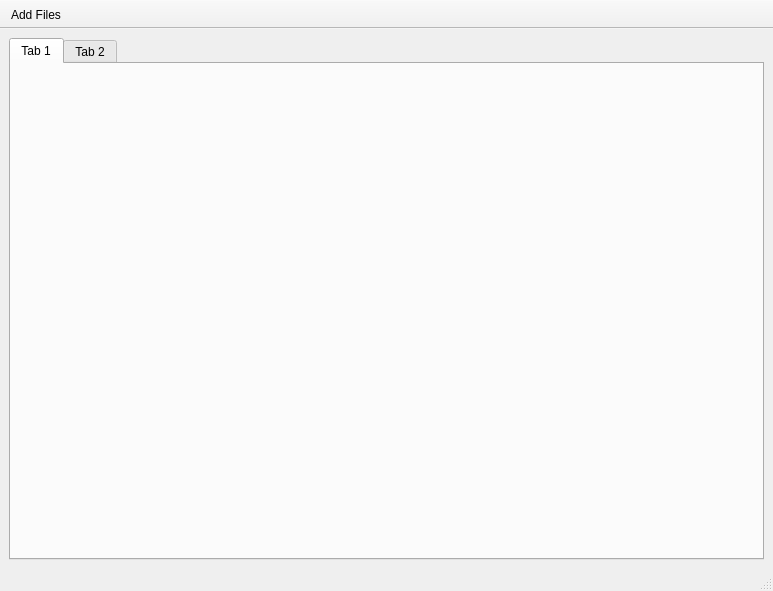
This is gui.ui in Vlada60/vl as Qt 5 draws it before an edit. The edited form follows.
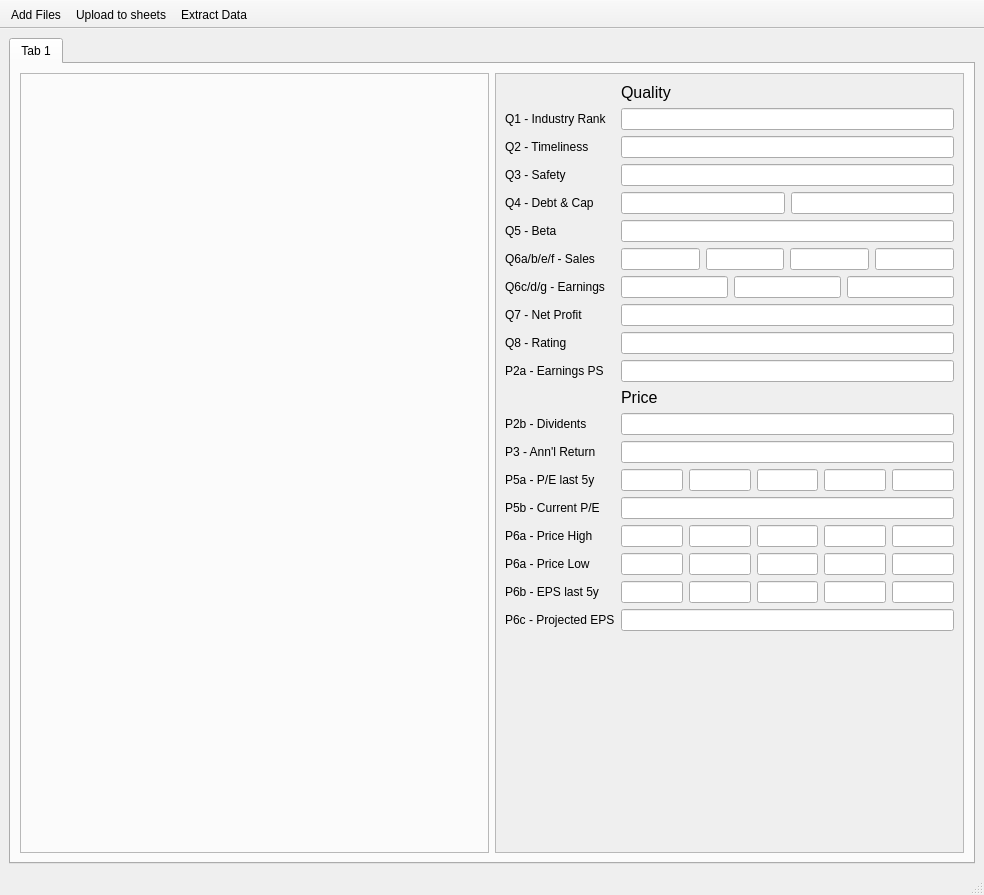
This is the edited form. The open tabs and pages were chosen to show the change. Icons and pictures are not drawn.

Commit message: add values extracted from the pdf to ui

What changed in the file:
```diff
--- a/gui.ui
+++ b/gui.ui
@@ -6,8 +6,8 @@
    <rect>
     <x>0</x>
     <y>0</y>
-    <width>773</width>
-    <height>591</height>
+    <width>984</width>
+    <height>895</height>
    </rect>
   </property>
   <property name="windowTitle">
@@ -24,11 +24,348 @@
        <attribute name="title">
         <string>Tab 1</string>
        </attribute>
-      </widget>
-      <widget class="QWidget" name="tab_2">
-       <attribute name="title">
-        <string>Tab 2</string>
-       </attribute>
+       <layout class="QHBoxLayout" name="horizontalLayout">
+        <item>
+         <widget class="QFrame" name="frame">
+          <property name="frameShape">
+           <enum>QFrame::Shape::StyledPanel</enum>
+          </property>
+          <property name="frameShadow">
+           <enum>QFrame::Shadow::Raised</enum>
+          </property>
+         </widget>
+        </item>
+        <item>
+         <layout class="QVBoxLayout" name="verticalLayout_2">
+          <item>
+           <widget class="QScrollArea" name="scrollArea">
+            <property name="sizePolicy">
+             <sizepolicy hsizetype="Ignored" vsizetype="Ignored">
+              <horstretch>0</horstretch>
+              <verstretch>0</verstretch>
+             </sizepolicy>
+            </property>
+            <property name="widgetResizable">
+             <bool>true</bool>
+            </property>
+            <widget class="QWidget" name="scrollAreaWidgetContents_3">
+             <property name="geometry">
+              <rect>
+               <x>0</x>
+               <y>0</y>
+               <width>472</width>
+               <height>737</height>
+              </rect>
+             </property>
+             <layout class="QFormLayout" name="formLayout">
+              <property name="sizeConstraint">
+               <enum>QLayout::SizeConstraint::SetDefaultConstraint</enum>
+              </property>
+              <item row="2" column="0">
+               <widget class="QLabel" name="q1Label">
+                <property name="text">
+                 <string>Q1 - Industry Rank</string>
+                </property>
+               </widget>
+              </item>
+              <item row="2" column="1">
+               <widget class="QLineEdit" name="q1LineEdit"/>
+              </item>
+              <item row="3" column="0">
+               <widget class="QLabel" name="q2Label">
+                <property name="text">
+                 <string>Q2 - Timeliness</string>
+                </property>
+               </widget>
+              </item>
+              <item row="3" column="1">
+               <widget class="QLineEdit" name="q2LineEdit"/>
+              </item>
+              <item row="4" column="0">
+               <widget class="QLabel" name="q3Label">
+                <property name="text">
+                 <string>Q3 - Safety</string>
+                </property>
+               </widget>
+              </item>
+              <item row="4" column="1">
+               <widget class="QLineEdit" name="q3LineEdit"/>
+              </item>
+              <item row="5" column="0">
+               <widget class="QLabel" name="q4Label">
+                <property name="text">
+                 <string>Q4 - Debt &amp; Cap</string>
+                </property>
+               </widget>
+              </item>
+              <item row="5" column="1">
+               <layout class="QHBoxLayout" name="q4">
+                <item>
+                 <widget class="QLineEdit" name="q4aLineEdit"/>
+                </item>
+                <item>
+                 <widget class="QLineEdit" name="q4bLineEdit"/>
+                </item>
+               </layout>
+              </item>
+              <item row="6" column="0">
+               <widget class="QLabel" name="q5Label">
+                <property name="text">
+                 <string>Q5 - Beta</string>
+                </property>
+               </widget>
+              </item>
+              <item row="6" column="1">
+               <widget class="QLineEdit" name="q5LineEdit"/>
+              </item>
+              <item row="7" column="0">
+               <widget class="QLabel" name="q6abefLabel">
+                <property name="text">
+                 <string>Q6a/b/e/f - Sales</string>
+                </property>
+               </widget>
+              </item>
+              <item row="7" column="1">
+               <layout class="QHBoxLayout" name="q6ab">
+                <item>
+                 <widget class="QLineEdit" name="q6aLineEdit"/>
+                </item>
+                <item>
+                 <widget class="QLineEdit" name="q6bLineEdit"/>
+                </item>
+                <item>
+                 <widget class="QLineEdit" name="q6eLineEdit"/>
+                </item>
+                <item>
+                 <widget class="QLineEdit" name="q6fLineEdit"/>
+                </item>
+               </layout>
+              </item>
+              <item row="8" column="0">
+               <widget class="QLabel" name="q6cdgLabel">
+                <property name="text">
+                 <string>Q6c/d/g - Earnings</string>
+                </property>
+               </widget>
+              </item>
+              <item row="8" column="1">
+               <layout class="QHBoxLayout" name="q6cdg">
+                <item>
+                 <widget class="QLineEdit" name="q6cLineEdit"/>
+                </item>
+                <item>
+                 <widget class="QLineEdit" name="q6dLineEdit"/>
+                </item>
+                <item>
+                 <widget class="QLineEdit" name="q6gLineEdit"/>
+                </item>
+               </layout>
+              </item>
+              <item row="9" column="0">
+               <widget class="QLabel" name="q7Label">
+                <property name="text">
+                 <string>Q7 - Net Profit</string>
+                </property>
+               </widget>
+              </item>
+              <item row="9" column="1">
+               <widget class="QLineEdit" name="q7LineEdit"/>
+              </item>
+              <item row="10" column="0">
+               <widget class="QLabel" name="q8Label">
+                <property name="text">
+                 <string>Q8 - Rating</string>
+                </property>
+               </widget>
+              </item>
+              <item row="10" column="1">
+               <widget class="QLineEdit" name="q8LineEdit"/>
+              </item>
+              <item row="11" column="0">
+               <widget class="QLabel" name="p2aLabel">
+                <property name="text">
+                 <string>P2a - Earnings PS</string>
+                </property>
+               </widget>
+              </item>
+              <item row="11" column="1">
+               <widget class="QLineEdit" name="p2aLineEdit"/>
+              </item>
+              <item row="14" column="0">
+               <widget class="QLabel" name="p2bLabel">
+                <property name="text">
+                 <string>P2b - Dividents</string>
+                </property>
+               </widget>
+              </item>
+              <item row="14" column="1">
+               <widget class="QLineEdit" name="p2bLineEdit"/>
+              </item>
+              <item row="15" column="0">
+               <widget class="QLabel" name="p3Label">
+                <property name="text">
+                 <string>P3 - Ann'l Return</string>
+                </property>
+               </widget>
+              </item>
+              <item row="15" column="1">
+               <widget class="QLineEdit" name="p3LineEdit"/>
+              </item>
+              <item row="16" column="0">
+               <widget class="QLabel" name="p5aLabel">
+                <property name="text">
+                 <string>P5a - P/E last 5y</string>
+                </property>
+               </widget>
+              </item>
+              <item row="16" column="1">
+               <layout class="QHBoxLayout" name="p5a">
+                <item>
+                 <widget class="QLineEdit" name="p5aLineEdit_y1"/>
+                </item>
+                <item>
+                 <widget class="QLineEdit" name="p5aLineEdit_y2"/>
+                </item>
+                <item>
+                 <widget class="QLineEdit" name="p5aLineEdit_y3"/>
+                </item>
+                <item>
+                 <widget class="QLineEdit" name="p5aLineEdit_y4"/>
+                </item>
+                <item>
+                 <widget class="QLineEdit" name="p5aLineEdit_y5"/>
+                </item>
+               </layout>
+              </item>
+              <item row="17" column="0">
+               <widget class="QLabel" name="p5bLabel">
+                <property name="text">
+                 <string>P5b - Current P/E</string>
+                </property>
+               </widget>
+              </item>
+              <item row="17" column="1">
+               <widget class="QLineEdit" name="p5bLineEdit"/>
+              </item>
+              <item row="18" column="0">
+               <widget class="QLabel" name="p6aLabel">
+                <property name="text">
+                 <string>P6a - Price High</string>
+                </property>
+               </widget>
+              </item>
+              <item row="18" column="1">
+               <layout class="QHBoxLayout" name="p6a">
+                <item>
+                 <widget class="QLineEdit" name="p6aLineEdit_y1"/>
+                </item>
+                <item>
+                 <widget class="QLineEdit" name="p6aLineEdit_y2"/>
+                </item>
+                <item>
+                 <widget class="QLineEdit" name="p6aLineEdit_y3"/>
+                </item>
+                <item>
+                 <widget class="QLineEdit" name="p6aLineEdit_y4"/>
+                </item>
+                <item>
+                 <widget class="QLineEdit" name="p6aLineEdit_y5"/>
+                </item>
+               </layout>
+              </item>
+              <item row="19" column="0">
+               <widget class="QLabel" name="p6aLabelLow">
+                <property name="text">
+                 <string>P6a - Price Low</string>
+                </property>
+               </widget>
+              </item>
+              <item row="19" column="1">
+               <layout class="QHBoxLayout" name="p6a_low">
+                <item>
+                 <widget class="QLineEdit" name="p6aLineEdit_y1_low"/>
+                </item>
+                <item>
+                 <widget class="QLineEdit" name="p6aLineEdit_y2_low"/>
+                </item>
+                <item>
+                 <widget class="QLineEdit" name="p6aLineEdit_y3_low"/>
+                </item>
+                <item>
+                 <widget class="QLineEdit" name="p6aLineEdit_y4_low"/>
+                </item>
+                <item>
+                 <widget class="QLineEdit" name="p6aLineEdit_y5_low"/>
+                </item>
+               </layout>
+              </item>
+              <item row="20" column="0">
+               <widget class="QLabel" name="p6bLabel">
+                <property name="text">
+                 <string>P6b - EPS last 5y</string>
+                </property>
+               </widget>
+              </item>
+              <item row="20" column="1">
+               <layout class="QHBoxLayout" name="p6b">
+                <item>
+                 <widget class="QLineEdit" name="p6bLineEdit_y1"/>
+                </item>
+                <item>
+                 <widget class="QLineEdit" name="p6bLineEdit_y2"/>
+                </item>
+                <item>
+                 <widget class="QLineEdit" name="p6bLineEdit_y3"/>
+                </item>
+                <item>
+                 <widget class="QLineEdit" name="p6bLineEdit_y4"/>
+                </item>
+                <item>
+                 <widget class="QLineEdit" name="p6bLineEdit_y5"/>
+                </item>
+               </layout>
+              </item>
+              <item row="21" column="0">
+               <widget class="QLabel" name="p6cLabel">
+                <property name="text">
+                 <string>P6c - Projected EPS</string>
+                </property>
+               </widget>
+              </item>
+              <item row="21" column="1">
+               <widget class="QLineEdit" name="p6cLineEdit"/>
+              </item>
+              <item row="1" column="1">
+               <widget class="QLabel" name="label">
+                <property name="font">
+                 <font>
+                  <pointsize>12</pointsize>
+                 </font>
+                </property>
+                <property name="text">
+                 <string>Quality</string>
+                </property>
+               </widget>
+              </item>
+              <item row="13" column="1">
+               <widget class="QLabel" name="label_2">
+                <property name="font">
+                 <font>
+                  <pointsize>12</pointsize>
+                 </font>
+                </property>
+                <property name="text">
+                 <string>Price</string>
+                </property>
+               </widget>
+              </item>
+             </layout>
+            </widget>
+           </widget>
+          </item>
+         </layout>
+        </item>
+       </layout>
       </widget>
      </widget>
     </item>
@@ -49,6 +386,9 @@
    <property name="windowTitle">
     <string>toolBar</string>
    </property>
+   <property name="autoFillBackground">
+    <bool>false</bool>
+   </property>
    <property name="movable">
     <bool>false</bool>
    </property>
@@ -59,6 +399,8 @@
     <bool>false</bool>
    </attribute>
    <addaction name="actionAdd_Files"/>
+   <addaction name="actionUpload_to_sheets"/>
+   <addaction name="actionExtract_Data"/>
   </widget>
   <action name="actionAdd_Files">
    <property name="checkable">
@@ -86,6 +428,31 @@
     <bool>true</bool>
    </property>
   </action>
+  <action name="actionUpload_to_sheets">
+   <property name="icon">
+    <iconset theme="QIcon::ThemeIcon::DocumentSend"/>
+   </property>
+   <property name="text">
+    <string>Upload to sheets</string>
+   </property>
+   <property name="toolTip">
+    <string>Upload</string>
+   </property>
+   <property name="menuRole">
+    <enum>QAction::MenuRole::NoRole</enum>
+   </property>
+  </action>
+  <action name="actionExtract_Data">
+   <property name="icon">
+    <iconset theme="QIcon::ThemeIcon::MailRead"/>
+   </property>
+   <property name="text">
+    <string>Extract Data</string>
+   </property>
+   <property name="menuRole">
+    <enum>QAction::MenuRole::NoRole</enum>
+   </property>
+  </action>
  </widget>
  <resources/>
  <connections/>
```
Left out of the diff: 7 changed lines with no effect on the pictures. The commit also changes 2 other files.
